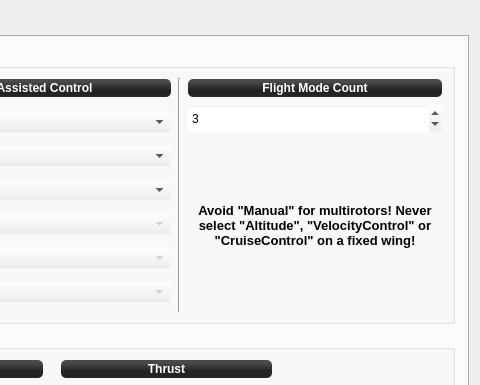
First picture: the form in ground/openpilotgcs/src/plugins/config/input.ui, repository openpilot/OpenPilot, before the edit; both pictures show x 770 to 1250 and y 0 to 385 of the 1250 by 755 pixel window.
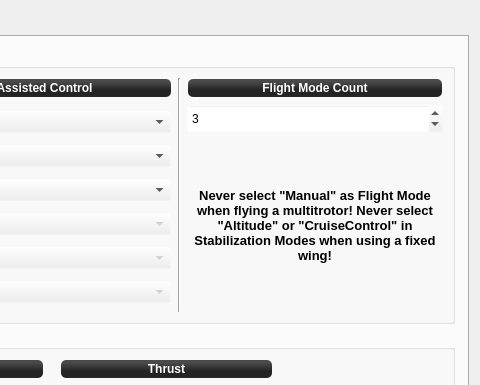
Second picture: the form after the edit. The open tabs and pages were chosen to show the change. Icons and pictures are not drawn.

Commit message: OP-1791 updated warning message

Diff of the .ui file:
```diff
--- a/ground/openpilotgcs/src/plugins/config/input.ui
+++ b/ground/openpilotgcs/src/plugins/config/input.ui
@@ -1801,7 +1801,7 @@
                  </font>
                 </property>
                 <property name="text">
-                 <string>&lt;html&gt;&lt;head/&gt;&lt;body&gt;&lt;p&gt;Avoid &amp;quot;Manual&amp;quot; for multirotors! Never select &amp;quot;Altitude&amp;quot;, &amp;quot;VelocityControl&amp;quot; or &amp;quot;CruiseControl&amp;quot; on a fixed wing!&lt;/p&gt;&lt;/body&gt;&lt;/html&gt;</string>
+                 <string>&lt;html&gt;&lt;head/&gt;&lt;body&gt;&lt;p&gt;Never select &amp;quot;Manual&amp;quot; as Flight Mode when flying a multitrotor! Never select &amp;quot;Altitude&amp;quot; or &amp;quot;CruiseControl&amp;quot; in Stabilization Modes when using a fixed wing!&lt;/p&gt;&lt;/body&gt;&lt;/html&gt;</string>
                 </property>
                 <property name="alignment">
                  <set>Qt::AlignCenter</set>
```
